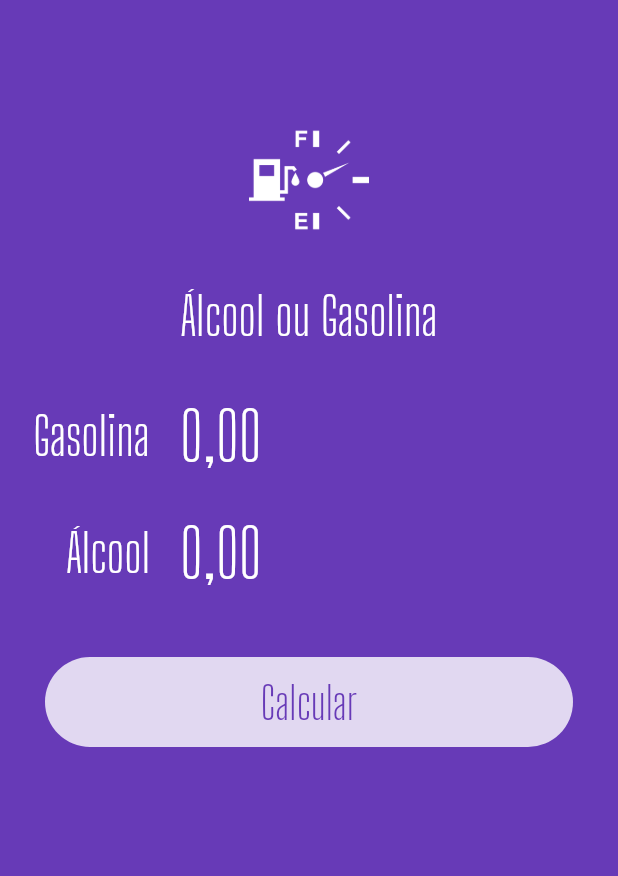
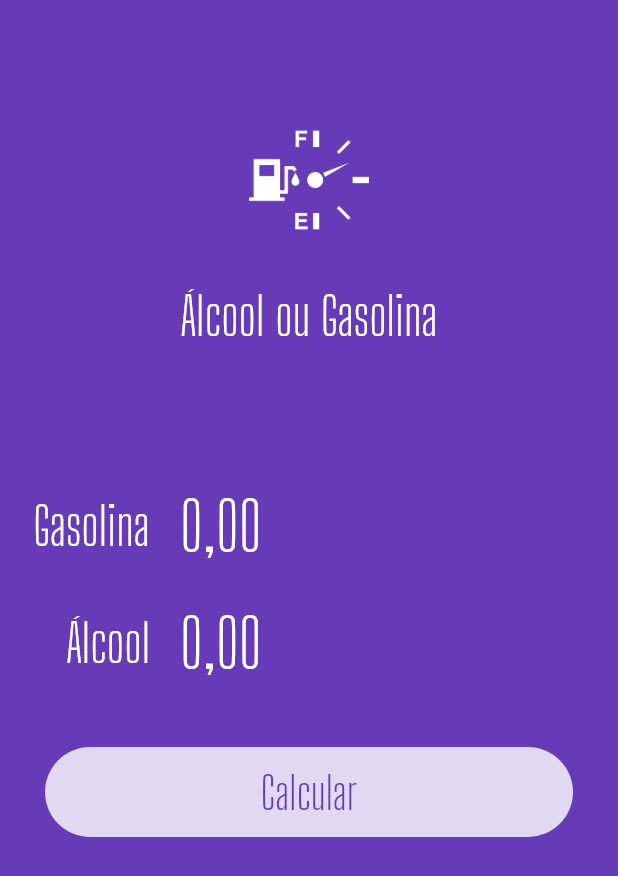
Before and after one commit to SamuelAlv3s/App-AlcoolOuGasolina, a Flutter app: the screen it shows after launch, on a phone screen of 412 x 824 dp. Shown: the top 876 px of the screen. Run offline on Flutter 3.47's test engine with Material 2 defaults, Android fonts, the phone set to English and light mode, and no system bars; our stand-ins replace flutter_masked_text.

Commit message:
lint: disableprefer_const_constructors

```diff
--- a/analysis_options.yaml
+++ b/analysis_options.yaml
@@ -22,8 +22,8 @@ linter:
   # `// ignore_for_file: name_of_lint` syntax on the line or in the file
   # producing the lint.
   rules:
+    prefer_const_constructors: false
     # avoid_print: false  # Uncomment to disable the `avoid_print` rule
     # prefer_single_quotes: true  # Uncomment to enable the `prefer_single_quotes` rule
-
 # Additional information about this file can be found at
 # https://dart.dev/guides/language/analysis-options
--- a/lib/main.dart
+++ b/lib/main.dart
@@ -34,7 +34,10 @@ class HomePage extends StatelessWidget {
     return Scaffold(
       backgroundColor: Theme.of(context).primaryColor,
       body: ListView(children: <Widget>[
-        const Logo(),
+        Logo(),
+        Container(
+          margin: EdgeInsets.all(30),
+        ),
         Input(label: 'Gasolina', ctrl: _gasCtrl),
         Input(label: 'Álcool', ctrl: _alcCtrl),
         Container(
--- a/lib/widgets/input.widget.dart
+++ b/lib/widgets/input.widget.dart
@@ -19,22 +19,22 @@ class Input extends StatelessWidget {
             width: 100,
             alignment: Alignment.centerRight,
             child: Text(label,
-                style: const TextStyle(
+                style: TextStyle(
                     color: Colors.white,
                     fontSize: 35,
                     fontFamily: 'Big Shoulders Display'))),
-        const SizedBox(
+        SizedBox(
           width: 20,
         ),
         Expanded(
             child: TextFormField(
           controller: ctrl,
           keyboardType: TextInputType.number,
-          style: const TextStyle(
+          style: TextStyle(
               color: Colors.white,
               fontSize: 45,
               fontFamily: 'Big Shoulders Display'),
-          decoration: const InputDecoration(border: InputBorder.none),
+          decoration: InputDecoration(border: InputBorder.none),
         ))
       ],
     );
--- a/lib/widgets/logo.widget.dart
+++ b/lib/widgets/logo.widget.dart
@@ -10,11 +10,11 @@ class Logo extends StatelessWidget {
   Widget build(BuildContext context) {
     return Column(
       children: <Widget>[
-        const SizedBox(height: 80),
+        SizedBox(height: 80),
         Image.asset('assets/images/aog-white.png',
             height: 80, fit: BoxFit.contain),
-        const SizedBox(height: 30),
-        const Text(
+        SizedBox(height: 30),
+        Text(
           'Álcool ou Gasolina',
           style: TextStyle(
               color: Colors.white,
@@ -22,7 +22,7 @@ class Logo extends StatelessWidget {
               fontFamily: 'Big Shoulders Display'),
           textAlign: TextAlign.center,
         ),
-        const SizedBox(height: 20),
+        SizedBox(height: 20),
       ],
     );
   }
```
